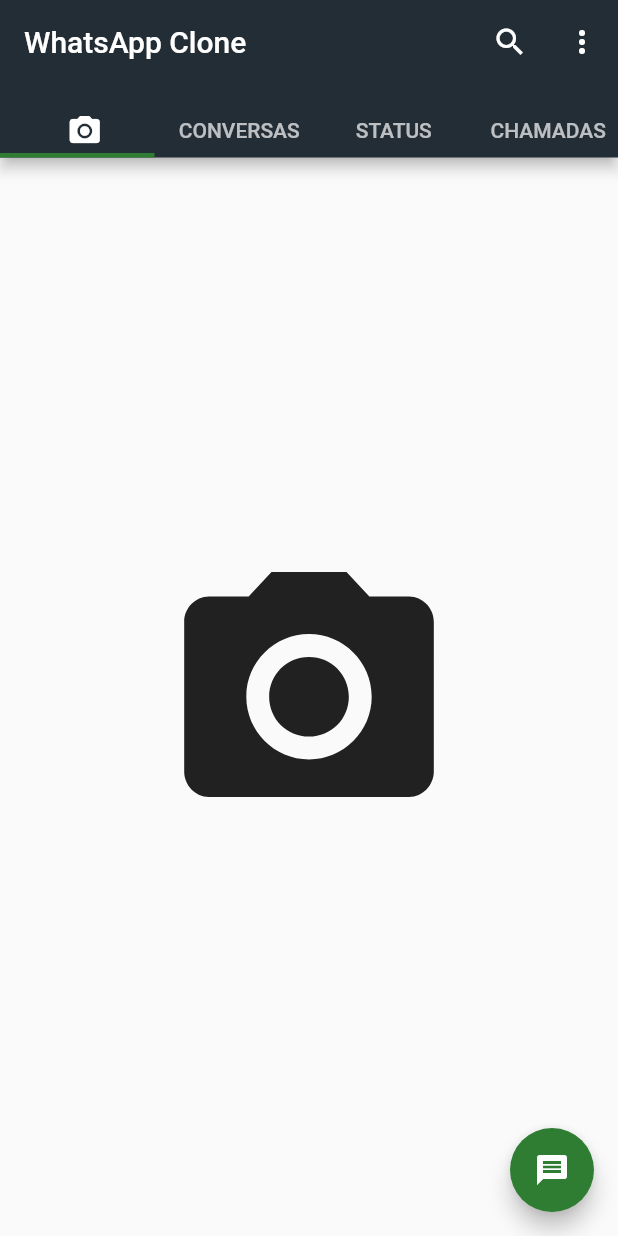
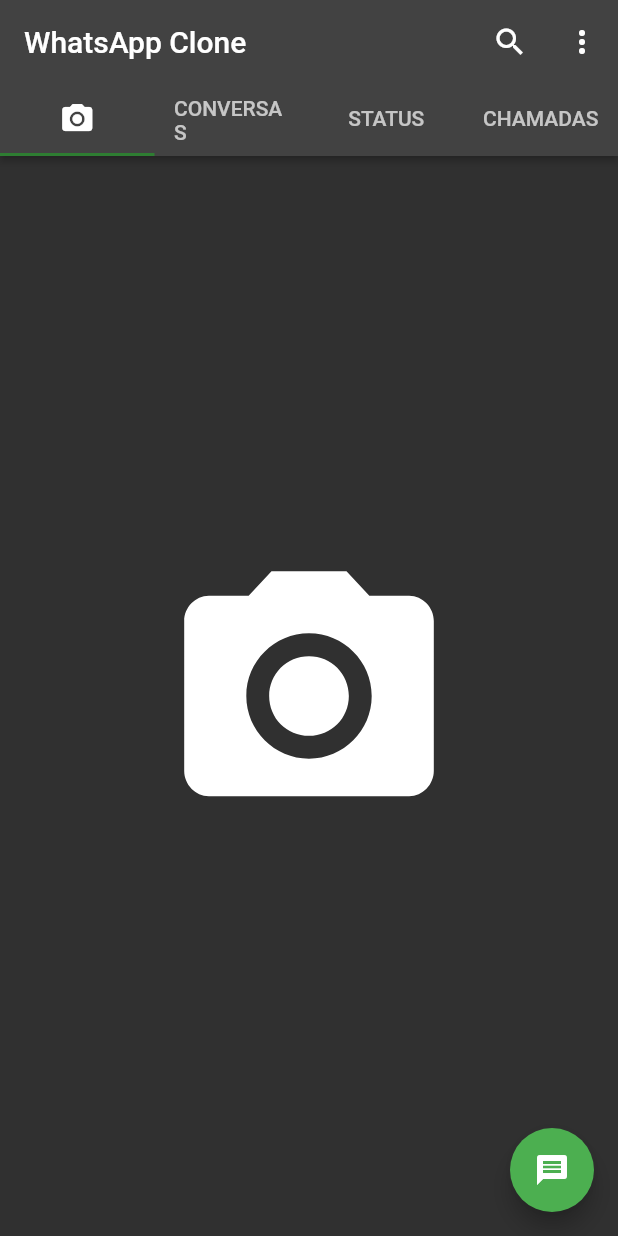
Before and after one commit to jhecksonSa/WhatsAppClone, a Flutter app: the screen it shows after launch, on a phone screen of 412 x 824 dp. Run offline on Flutter 3.47's test engine with Material 2 defaults, Android fonts, the phone set to English and light mode, and no system bars.

Commit message:
Update app

```diff
--- a/lib/home.dart
+++ b/lib/home.dart
@@ -1,5 +1,9 @@
 import 'package:flutter/material.dart';
-import './components/topTabs.dart';
+
+import 'components/top_tabs.dart';
+import 'screen/calls_tabs_screen.dart';
+import 'screen/chat_tabs_screen.dart';
+import 'screen/status_tabs_screen.dart';
 
 class Home extends StatefulWidget {
   const Home({Key? key, required this.title}) : super(key: key);
@@ -10,6 +14,15 @@ class Home extends StatefulWidget {
   State<Home> createState() => _HomeState();
 }
 
+Widget topTab({required Widget widget}) {
+  return Padding(
+    padding: const EdgeInsets.all(8.0),
+    child: TopTabs(
+      param: widget,
+    ),
+  );
+}
+
 class _HomeState extends State<Home> {
   @override
   Widget build(BuildContext context) {
@@ -17,6 +30,7 @@ class _HomeState extends State<Home> {
       length: 4,
       child: Scaffold(
         appBar: AppBar(
+          elevation: 2,
           title: const Text('WhatsApp Clone'),
           actions: [
             IconButton(
@@ -29,37 +43,36 @@ class _HomeState extends State<Home> {
             )
           ],
           bottom: TabBar(
-                labelPadding: const EdgeInsets.only(left: 10),
-                indicatorWeight: 3,
+            labelPadding: const EdgeInsets.symmetric(horizontal: 5),
+            indicatorWeight: 2,
             indicatorColor: Colors.green.shade800,
             tabs: [
-                  TopTabs(param: const Icon(Icons.camera_alt)),
-                  TopTabs(param: const Text('CONVERSAS')),
-                  TopTabs(param: const Text('STATUS')),
-                  TopTabs(param: const Text('CHAMADAS')),
-                ]),
-          ),
-          body: TabBarView(children: [
-            Icon(Icons.camera_alt, size: 200),
-            ListView(
-              padding: const EdgeInsets.all(8),
-              children: [
-                Container(child: Icon(Icons.camera_alt, size: 30), color: Colors.amber, margin: EdgeInsets.all(2),),
-                Container(child: Icon(Icons.sms, size: 30), color: Colors.amber, margin: EdgeInsets.all(2)),
-                Container(child: Icon(Icons.update, size: 30), color: Colors.amber, margin: EdgeInsets.all(2)),
-                Container(child: Icon(Icons.call, size: 30), color: Colors.amber, margin: EdgeInsets.all(2)),
+              topTab(widget: const Icon(Icons.camera_alt)),
+              topTab(widget: const Text('CONVERSAS')),
+              topTab(widget: const Text('STATUS')),
+              topTab(widget: const Text('CHAMADAS')),
             ],
           ),
-            ListView(padding: EdgeInsets.all(8), children: [Container(child: Icon(Icons.update, size: 200), color: Colors.amber)], ),
-            ListView(padding: EdgeInsets.all(8), children: [Container(child: Icon(Icons.call, size: 200), color: Colors.amber)],),
-          ]),
+        ),
+        body: const TabBarView(
+          children: [
+            Icon(Icons.camera_alt, size: 200),
+            ChatScreen(),
+            StatusScreen(),
+            CallsScreen(),
+          ],
+        ),
         floatingActionButton: FloatingActionButton(
-            backgroundColor: Colors.green.shade800,
+          backgroundColor: Colors.green[500],
           onPressed: () {
             print('Ok');
           },
-            child: const Icon(Icons.message),
-          )),
+          child: const Icon(
+            Icons.message,
+            color: Colors.white,
+          ),
+        ),
+      ),
     );
   }
 }
--- a/lib/main.dart
+++ b/lib/main.dart
@@ -1,4 +1,5 @@
 import 'package:flutter/material.dart';
+
 import './home.dart';
 import './paletteColors.dart';
 
@@ -13,7 +14,9 @@ class WhatsAppClone extends StatelessWidget {
   Widget build(BuildContext context) {
     return MaterialApp(
       title: 'Clone',
+      debugShowCheckedModeBanner: false,
       theme: ThemeData(
+        brightness: Brightness.dark,
         primarySwatch: PaletteColors.customColors,
       ),
       home: const Home(title: 'WhatsApp Clone'),
```
Also changed, not shown: lib/components/chat_body.dart (added, +74 -0 lines), lib/components/top_tabs.dart (renamed from lib/components/topTabs.dart, +4 -3 lines), lib/data/chat.dart (added, +17 -0 lines), lib/data/chat.json (deleted, +0 -13 lines), lib/data/dammy_data.dart (added, +21 -0 lines), lib/paletteColors.dart (+15 -13 lines), lib/screen/calls_tabs_screen.dart (added, +12 -0 lines), lib/screen/chat_tabs_screen.dart (added, +18 -0 lines), lib/screen/status_tabs_screen.dart (added, +14 -0 lines), 1 other file. Lines whose indentation alone changed are shown as unchanged.
